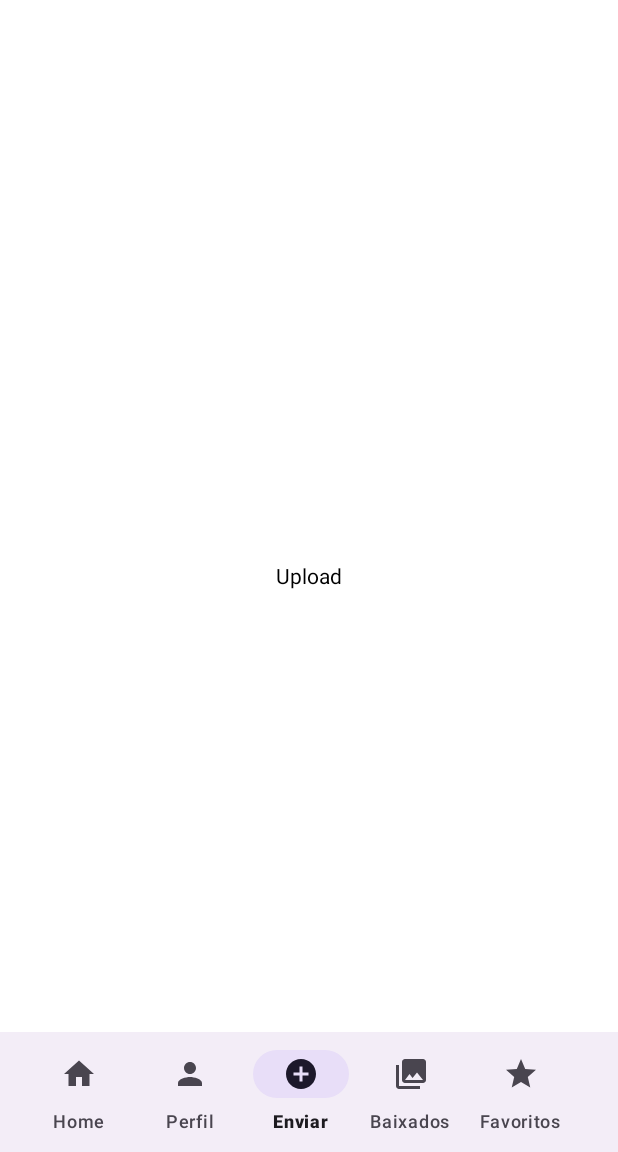
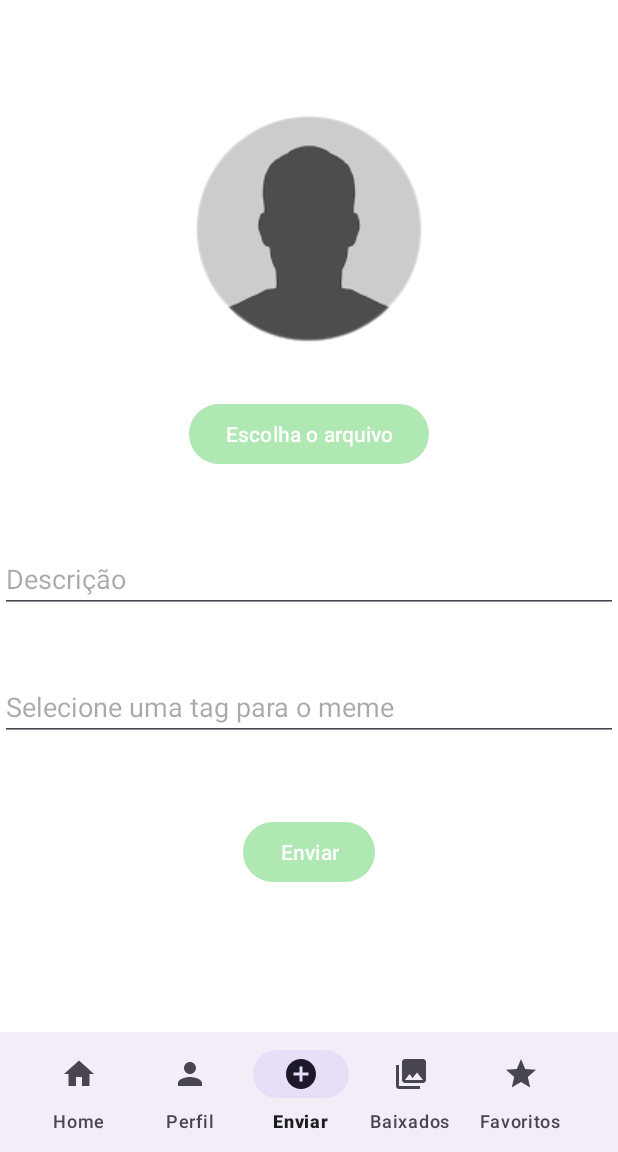
Before and after one commit to unleed-l/futebol-zueiras, an Android app: the screen it shows after launch (MainActivity), item 3 of the bottom bar chosen, on a phone screen of 412 x 824 dp, the part 84-1236 px from its top. Run offline under Robolectric (Android 15) with nearby library versions, the phone set to English and light mode, and no system bars.

Commit message:
adding profile and upload screens

```diff
--- a/app/src/main/AndroidManifest.xml
+++ b/app/src/main/AndroidManifest.xml
@@ -13,7 +13,7 @@
         android:theme="@style/Theme.FutebolZueiras"
         tools:targetApi="31">
         <activity
-            android:name=".activity_register"
+            android:name=".RegisterActivity"
             android:exported="false" />
         <activity
             android:name=".LoginActivity"
--- /dev/null
+++ b/app/src/main/java/com/example/futebolzueiras/Meme.java
@@ -0,0 +1,4 @@
+package com.example.futebolzueiras;
+
+public class Meme {
+}
--- a/app/src/main/java/com/example/futebolzueiras/UploadFragment.java
+++ b/app/src/main/java/com/example/futebolzueiras/UploadFragment.java
@@ -53,6 +53,9 @@ public class UploadFragment extends Fragment {
             mParam1 = getArguments().getString(ARG_PARAM1);
             mParam2 = getArguments().getString(ARG_PARAM2);
         }
+
+
+
     }
 
     @Override
--- /dev/null
+++ b/app/src/main/java/com/example/futebolzueiras/User.java
@@ -0,0 +1,4 @@
+package com.example.futebolzueiras;
+
+public class User {
+}
--- a/app/src/main/res/layout/fragment_upload.xml
+++ b/app/src/main/res/layout/fragment_upload.xml
@@ -1,18 +1,53 @@
 <?xml version="1.0" encoding="utf-8"?>
-<FrameLayout xmlns:android="http://schemas.android.com/apk/res/android"
+<LinearLayout xmlns:android="http://schemas.android.com/apk/res/android"
+    xmlns:app="http://schemas.android.com/apk/res-auto"
     xmlns:tools="http://schemas.android.com/tools"
     android:layout_width="match_parent"
     android:layout_height="match_parent"
     android:background="@color/white"
+    android:gravity="center_horizontal"
+    android:orientation="vertical"
     tools:context=".UploadFragment">
 
-    <!-- TODO: Update blank fragment layout -->
-    <TextView
+    <ImageView
+        android:id="@+id/imageView6"
         android:layout_width="match_parent"
-        android:layout_height="match_parent"
-        android:text="Upload"
+        android:layout_height="wrap_content"
+        android:layout_marginTop="40dp"
+        app:srcCompat="@drawable/random_guest"
+        tools:src="@drawable/random_guest" />
+
+    <Button
+        android:id="@+id/button3"
+        android:layout_width="wrap_content"
+        android:layout_height="wrap_content"
+        android:layout_marginBottom="40dp"
         android:gravity="center"
-        android:textColor="@color/black"
-        />
+        android:text="@string/upload_meme" />
 
-</FrameLayout>
+    <EditText
+        android:id="@+id/editTextText4"
+        android:layout_width="match_parent"
+        android:layout_height="wrap_content"
+        android:layout_marginTop="10dp"
+        android:layout_marginBottom="30dp"
+        android:ems="10"
+        android:hint="@string/description"
+        android:inputType="text" />
+
+    <EditText
+        android:id="@+id/editTextText5"
+        android:layout_width="match_parent"
+        android:layout_height="wrap_content"
+        android:layout_marginTop="10dp"
+        android:layout_marginBottom="50dp"
+        android:ems="10"
+        android:hint="@string/tag"
+        android:inputType="text" />
+
+    <Button
+        android:id="@+id/button2"
+        android:layout_width="wrap_content"
+        android:layout_height="wrap_content"
+        android:text="@string/post_meme" />
+</LinearLayout>
--- a/app/src/main/res/values/strings.xml
+++ b/app/src/main/res/values/strings.xml
@@ -21,4 +21,10 @@
     <string name="share">Compartilhar</string>
     <string name="logout">Sair</string>
 
+
+    <!-- Strings on Upload -->
+    <string name="description">Descrição</string>
+    <string name="tag">Selecione uma tag para o meme</string>
+    <string name="upload_meme">Escolha o arquivo</string>
+    <string name="post_meme">Enviar</string>
 </resources>
```
Also changed, not shown: app/build.gradle (+8 -0 lines), app/src/main/res/layout/fragment_profile.xml (+20 -9 lines), app/src/main/res/values/themes.xml (+10 -1 lines).
